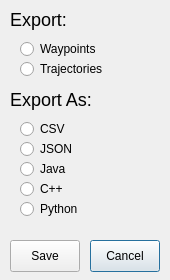
kForth/PathMaker, file ui/ExportView.ui: the form before one commit.
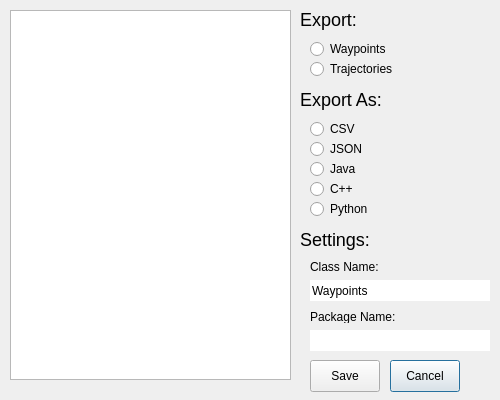
The form after the commit.

Patch:
```diff
--- a/ui/ExportView.ui
+++ b/ui/ExportView.ui
@@ -6,8 +6,8 @@
    <rect>
     <x>0</x>
     <y>0</y>
-    <width>170</width>
-    <height>280</height>
+    <width>500</width>
+    <height>400</height>
    </rect>
   </property>
   <property name="windowTitle">
@@ -16,7 +16,7 @@
   <widget class="QLabel" name="label">
    <property name="geometry">
     <rect>
-     <x>10</x>
+     <x>300</x>
      <y>90</y>
      <width>90</width>
      <height>20</height>
@@ -35,7 +35,7 @@
   <widget class="QLabel" name="label_2">
    <property name="geometry">
     <rect>
-     <x>10</x>
+     <x>300</x>
      <y>10</y>
      <width>90</width>
      <height>20</height>
@@ -54,8 +54,8 @@
   <widget class="QPushButton" name="cancel_button">
    <property name="geometry">
     <rect>
-     <x>90</x>
-     <y>240</y>
+     <x>390</x>
+     <y>360</y>
      <width>70</width>
      <height>32</height>
     </rect>
@@ -67,8 +67,8 @@
   <widget class="QPushButton" name="save_button">
    <property name="geometry">
     <rect>
-     <x>10</x>
-     <y>240</y>
+     <x>310</x>
+     <y>360</y>
      <width>70</width>
      <height>32</height>
     </rect>
@@ -80,9 +80,9 @@
   <widget class="QFrame" name="export_mode">
    <property name="geometry">
     <rect>
-     <x>10</x>
+     <x>300</x>
      <y>30</y>
-     <width>120</width>
+     <width>190</width>
      <height>60</height>
     </rect>
    </property>
@@ -128,10 +128,10 @@
   <widget class="QFrame" name="export_as">
    <property name="geometry">
     <rect>
-     <x>10</x>
+     <x>300</x>
      <y>120</y>
-     <width>120</width>
-     <height>120</height>
+     <width>190</width>
+     <height>110</height>
     </rect>
    </property>
    <property name="styleSheet">
@@ -209,6 +209,106 @@
     </property>
    </widget>
   </widget>
+  <widget class="QLabel" name="label_3">
+   <property name="geometry">
+    <rect>
+     <x>300</x>
+     <y>230</y>
+     <width>90</width>
+     <height>20</height>
+    </rect>
+   </property>
+   <property name="styleSheet">
+    <string notr="true">font-size: 18px;</string>
+   </property>
+   <property name="text">
+    <string>Settings:</string>
+   </property>
+   <property name="alignment">
+    <set>Qt::AlignBottom|Qt::AlignLeading|Qt::AlignLeft</set>
+   </property>
+  </widget>
+  <widget class="QFrame" name="java_settings">
+   <property name="geometry">
+    <rect>
+     <x>300</x>
+     <y>260</y>
+     <width>190</width>
+     <height>100</height>
+    </rect>
+   </property>
+   <property name="styleSheet">
+    <string notr="true">border: none;</string>
+   </property>
+   <property name="frameShape">
+    <enum>QFrame::StyledPanel</enum>
+   </property>
+   <property name="frameShadow">
+    <enum>QFrame::Raised</enum>
+   </property>
+   <widget class="QLabel" name="label_4">
+    <property name="geometry">
+     <rect>
+      <x>10</x>
+      <y>0</y>
+      <width>180</width>
+      <height>13</height>
+     </rect>
+    </property>
+    <property name="text">
+     <string>Class Name:</string>
+    </property>
+   </widget>
+   <widget class="QLabel" name="label_5">
+    <property name="geometry">
+     <rect>
+      <x>10</x>
+      <y>50</y>
+      <width>180</width>
+      <height>13</height>
+     </rect>
+    </property>
+    <property name="text">
+     <string>Package Name:</string>
+    </property>
+   </widget>
+   <widget class="QLineEdit" name="class_name_input">
+    <property name="geometry">
+     <rect>
+      <x>10</x>
+      <y>20</y>
+      <width>180</width>
+      <height>21</height>
+     </rect>
+    </property>
+    <property name="text">
+     <string>Waypoints</string>
+    </property>
+   </widget>
+   <widget class="QLineEdit" name="package_name_input">
+    <property name="geometry">
+     <rect>
+      <x>10</x>
+      <y>70</y>
+      <width>180</width>
+      <height>21</height>
+     </rect>
+    </property>
+   </widget>
+  </widget>
+  <widget class="QPlainTextEdit" name="text_preview">
+   <property name="geometry">
+    <rect>
+     <x>10</x>
+     <y>10</y>
+     <width>281</width>
+     <height>370</height>
+    </rect>
+   </property>
+   <property name="readOnly">
+    <bool>true</bool>
+   </property>
+  </widget>
  </widget>
  <resources/>
  <connections/>
```
